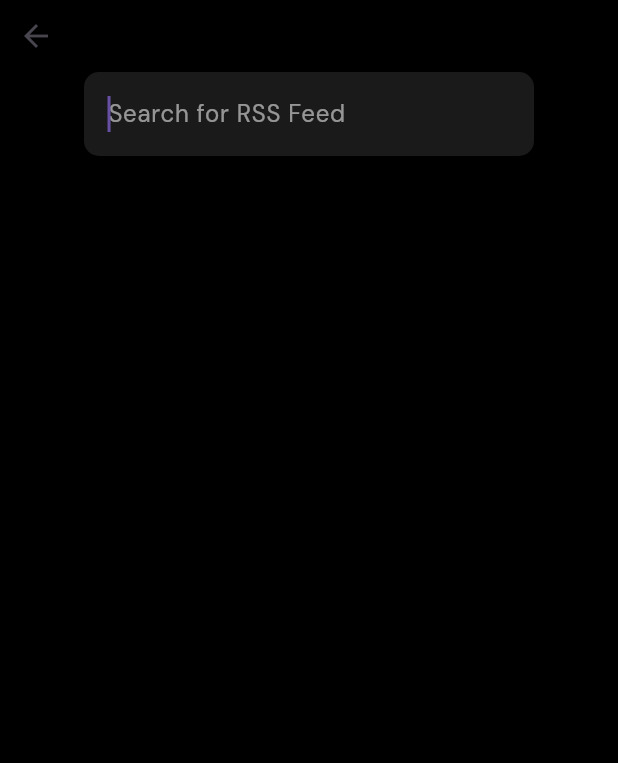
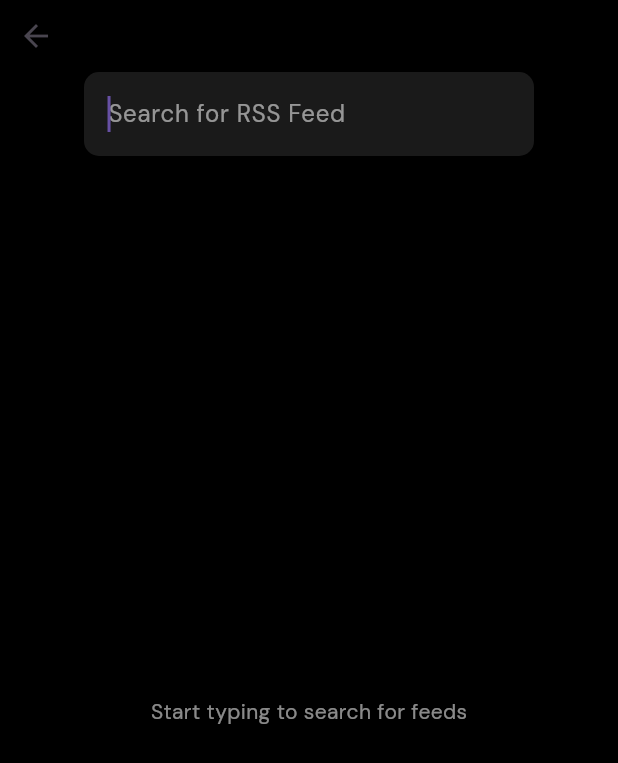
Before and after one commit to itcodehery/rss-reader-desktop, a Flutter app: the SearchPage screen opened by its route, on a phone screen of 412 x 824 dp. Shown: the top 763 px of the screen. Run offline on Flutter 3.47's test engine with Material 3 defaults, Android fonts, the light colour scheme and no system bars; drawn by our look-alikes of toastification; our stand-ins replace flutter_riverpod, google_fonts, riverpod_annotation, sqflite, sqflite_common_ffi; missing offline and left inert: rss_dart, window_manager; accounts and stored records are empty; generated files the repository leaves out were written again.

Commit message:
drsstiny: added simple search functionality

```diff
--- a/rss_reader/lib/pages/search_page.dart
+++ b/rss_reader/lib/pages/search_page.dart
@@ -1,7 +1,18 @@
 import 'package:flutter/material.dart';
+import 'package:flutter_riverpod/flutter_riverpod.dart';
+import 'package:rss_reader/models/raw_feed.dart';
+import 'package:rss_reader/providers/saved_feeds_provider.dart';
+import 'package:rss_reader/providers/selected_feed_provider.dart';
 
-class SearchPage extends StatelessWidget {
+class SearchPage extends ConsumerStatefulWidget {
   const SearchPage({super.key});
+
+  @override
+  ConsumerState<SearchPage> createState() => _SearchPageState();
+}
+
+class _SearchPageState extends ConsumerState<SearchPage> {
+  List<RawFeed> feeds = [];
 
   @override
   Widget build(BuildContext context) {
@@ -33,11 +44,47 @@ class SearchPage extends StatelessWidget {
                 ),
                 onChanged: (value) {
                   // search for feeds
+                  setState(() {
+                    feeds = ref
+                        .read(savedFeedsProvider.notifier)
+                        .searchFeeds(value);
+                  });
                 },
                 style: const TextStyle(color: Colors.white54),
               ),
             ),
           ),
+          const SizedBox(height: 20),
+          feeds.isNotEmpty
+              ? Expanded(
+                  child: ListView.builder(
+                    itemCount: feeds.length,
+                    itemBuilder: (context, index) {
+                      return Card(
+                        color: Colors.grey.shade900,
+                        child: ListTile(
+                          title: Text(feeds[index].title,
+                              style: const TextStyle(color: Colors.white)),
+                          subtitle: Text(feeds[index].link,
+                              style: const TextStyle(color: Colors.white54)),
+                          onTap: () {
+                            ref
+                                .read(selectedFeedProvider.notifier)
+                                .selectFeedWithTitle(feeds[index].title);
+                            Navigator.of(context).pop();
+                          },
+                        ),
+                      );
+                    },
+                  ),
+                )
+              : const Expanded(
+                  child: Center(
+                  child: Text(
+                    "Start typing to search for feeds",
+                    style: TextStyle(color: Colors.white54),
+                  ),
+                )),
         ],
       ),
     );
--- a/rss_reader/lib/providers/selected_feed_provider.dart
+++ b/rss_reader/lib/providers/selected_feed_provider.dart
@@ -13,6 +13,11 @@ class SelectedFeedNotifier extends Notifier<RawFeed?> {
     state = feed[index];
   }
 
+  void selectFeedWithTitle(String title) {
+    final feed = ref.read(savedFeedsProvider);
+    state = feed.firstWhere((element) => element.title == title);
+  }
+
   void deselectFeed() {
     state = null;
   }
```
Also changed, not shown: rss_reader/lib/providers/saved_feeds_provider.dart (+8 -0 lines).
